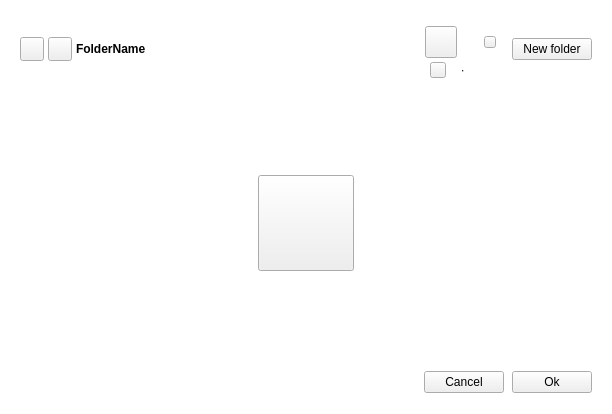
Above: src/MEGASync/node_selector/gui/ui/NodeSelectorTreeViewWidget.ui from meganz/MEGAsync before the change. Below: the same form after it.
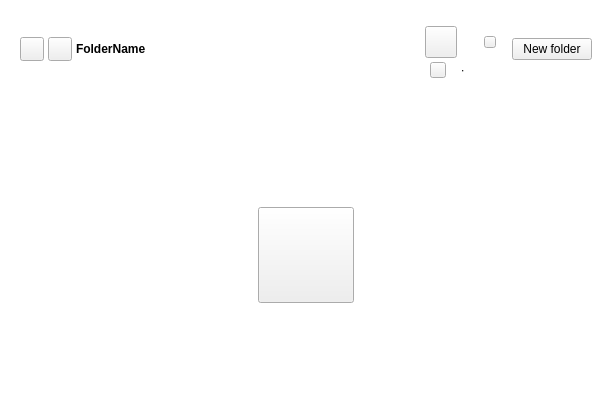
That is the form after the change. Icons and pictures are not drawn. Custom widgets are drawn as their Qt base class.

Commit message: Move footer from NodeSelectorTreeViewWidget to NodeSelector ui

```diff
--- a/src/MEGASync/node_selector/gui/ui/NodeSelectorTreeViewWidget.ui
+++ b/src/MEGASync/node_selector/gui/ui/NodeSelectorTreeViewWidget.ui
@@ -1194,111 +1194,6 @@
         </widget>
        </widget>
       </item>
-      <item>
-       <widget class="QWidget" name="footer" native="true">
-        <layout class="QVBoxLayout" name="verticalLayout_5">
-         <property name="spacing">
-          <number>23</number>
-         </property>
-         <property name="leftMargin">
-          <number>20</number>
-         </property>
-         <property name="topMargin">
-          <number>21</number>
-         </property>
-         <property name="rightMargin">
-          <number>20</number>
-         </property>
-         <property name="bottomMargin">
-          <number>21</number>
-         </property>
-         <item>
-          <widget class="QWidget" name="bLayout" native="true">
-           <property name="maximumSize">
-            <size>
-             <width>16777215</width>
-             <height>16777215</height>
-            </size>
-           </property>
-           <layout class="QHBoxLayout" name="horizontalLayout">
-            <property name="spacing">
-             <number>8</number>
-            </property>
-            <property name="leftMargin">
-             <number>0</number>
-            </property>
-            <property name="topMargin">
-             <number>0</number>
-            </property>
-            <property name="rightMargin">
-             <number>0</number>
-            </property>
-            <property name="bottomMargin">
-             <number>0</number>
-            </property>
-            <item>
-             <spacer name="horizontalSpacer">
-              <property name="orientation">
-               <enum>Qt::Horizontal</enum>
-              </property>
-              <property name="sizeHint" stdset="0">
-               <size>
-                <width>0</width>
-                <height>0</height>
-               </size>
-              </property>
-             </spacer>
-            </item>
-            <item>
-             <widget class="QPushButton" name="bCancel">
-              <property name="sizePolicy">
-               <sizepolicy hsizetype="Fixed" vsizetype="Fixed">
-                <horstretch>0</horstretch>
-                <verstretch>0</verstretch>
-               </sizepolicy>
-              </property>
-              <property name="cursor">
-               <cursorShape>PointingHandCursor</cursorShape>
-              </property>
-              <property name="text">
-               <string>Cancel</string>
-              </property>
-              <property name="type" stdset="0">
-               <string notr="true">secondary</string>
-              </property>
-              <property name="dimension" stdset="0">
-               <string notr="true">small</string>
-              </property>
-             </widget>
-            </item>
-            <item>
-             <widget class="QPushButton" name="bOk">
-              <property name="sizePolicy">
-               <sizepolicy hsizetype="Fixed" vsizetype="Fixed">
-                <horstretch>0</horstretch>
-                <verstretch>0</verstretch>
-               </sizepolicy>
-              </property>
-              <property name="cursor">
-               <cursorShape>PointingHandCursor</cursorShape>
-              </property>
-              <property name="text">
-               <string>Ok</string>
-              </property>
-              <property name="type" stdset="0">
-               <string notr="true">primary</string>
-              </property>
-              <property name="dimension" stdset="0">
-               <string notr="true">small</string>
-              </property>
-             </widget>
-            </item>
-           </layout>
-          </widget>
-         </item>
-        </layout>
-       </widget>
-      </item>
      </layout>
     </widget>
    </item>
```
The commit also changes 6 other files.
